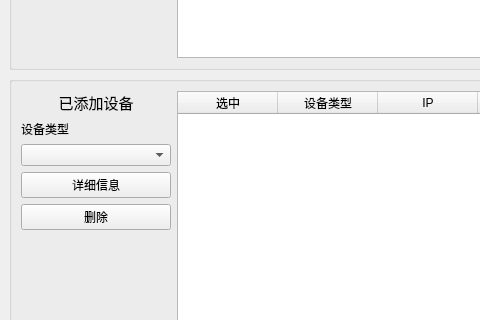
Above: gui/page/page_dev_mgt.ui from yao3gang/Network_Keyboard before the change; both pictures show x 0 to 480 and y 271 to 591 of the 1024 by 688 pixel window. Below: the same form after it.
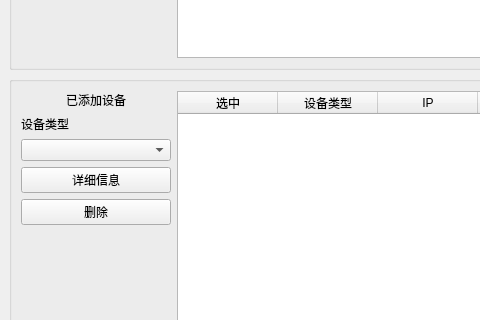
That is the form after the change.

Patch:
```diff
--- a/gui/page/page_dev_mgt.ui
+++ b/gui/page/page_dev_mgt.ui
@@ -180,7 +180,7 @@
          <item>
           <widget class="QLabel" name="lab_dev_all">
            <property name="text">
-            <string>&lt;html&gt;&lt;head/&gt;&lt;body&gt;&lt;p&gt;&lt;span style=&quot; font-size:11pt;&quot;&gt;已添加设备&lt;/span&gt;&lt;/p&gt;&lt;/body&gt;&lt;/html&gt;</string>
+            <string>已添加设备</string>
            </property>
            <property name="alignment">
             <set>Qt::AlignCenter</set>
```
